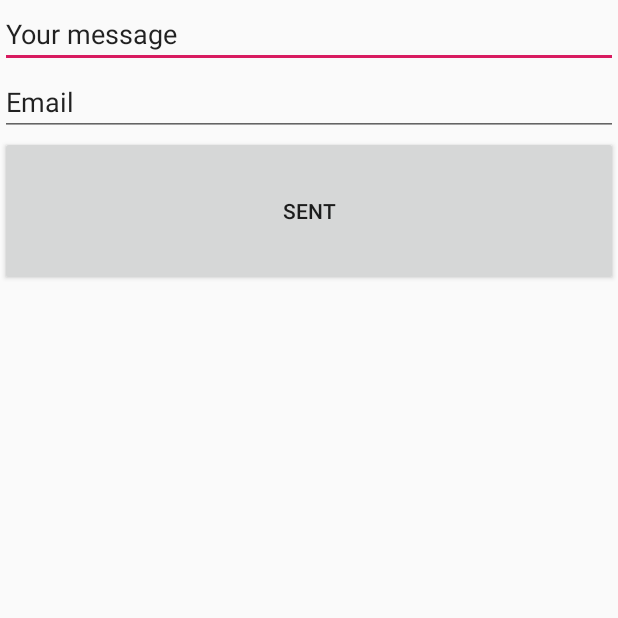
After one commit to alexmaximovna/sweets, an Android app: the InviteActivity screen opened directly, with no data from a screen before it, on a phone screen of 412 x 824 dp, the top half of it. The commit adds this screen. Run offline under Robolectric (Android 15) with nearby library versions, the phone set to English and light mode, and no system bars.

Commit message:
Adding invite friends

```diff
--- a/app/src/main/AndroidManifest.xml
+++ b/app/src/main/AndroidManifest.xml
@@ -17,6 +17,7 @@
             </intent-filter>
         </activity>
         <activity android:name=".SecondActivity" />
+        <activity android:name=".InviteActivity" />
     </application>
 
 </manifest>
--- a/app/src/main/java/ru/imit/omsu/sweet/MainActivity.java
+++ b/app/src/main/java/ru/imit/omsu/sweet/MainActivity.java
@@ -91,7 +91,10 @@ public class MainActivity extends AppCompatActivity implements View.OnClickListe
                 intent2.putExtra("desc",t2.getText());
                 startActivity(intent2);
                 break;
+            case R.id.invite_friends:
 
+                Intent intent3 = new Intent(this,InviteActivity.class);
+                startActivity(intent3);
 
         }
     }
--- /dev/null
+++ b/app/src/main/res/layout/activity_invite.xml
@@ -0,0 +1,26 @@
+<?xml version="1.0" encoding="utf-8"?>
+<LinearLayout xmlns:android="http://schemas.android.com/apk/res/android"
+    android:orientation="vertical" android:layout_width="match_parent"
+    android:layout_height="match_parent">
+
+    <EditText
+        android:id="@+id/msg"
+        android:layout_width="match_parent"
+        android:layout_height="wrap_content"
+        android:text="Your message"
+        />
+    <EditText
+        android:id="@+id/email"
+        android:layout_width="match_parent"
+        android:layout_height="wrap_content"
+        android:text="Email"
+
+        />
+    <Button
+        android:id="@+id/sent_msg"
+        android:layout_width="match_parent"
+        android:layout_height="100dp"
+        android:layout_gravity="bottom"
+        android:onClick="onClick"
+        android:text="Sent" />
+</LinearLayout>
```
Also changed, not shown: app/src/main/java/ru/imit/omsu/sweet/InviteActivity.java (added, +37 -0 lines).
